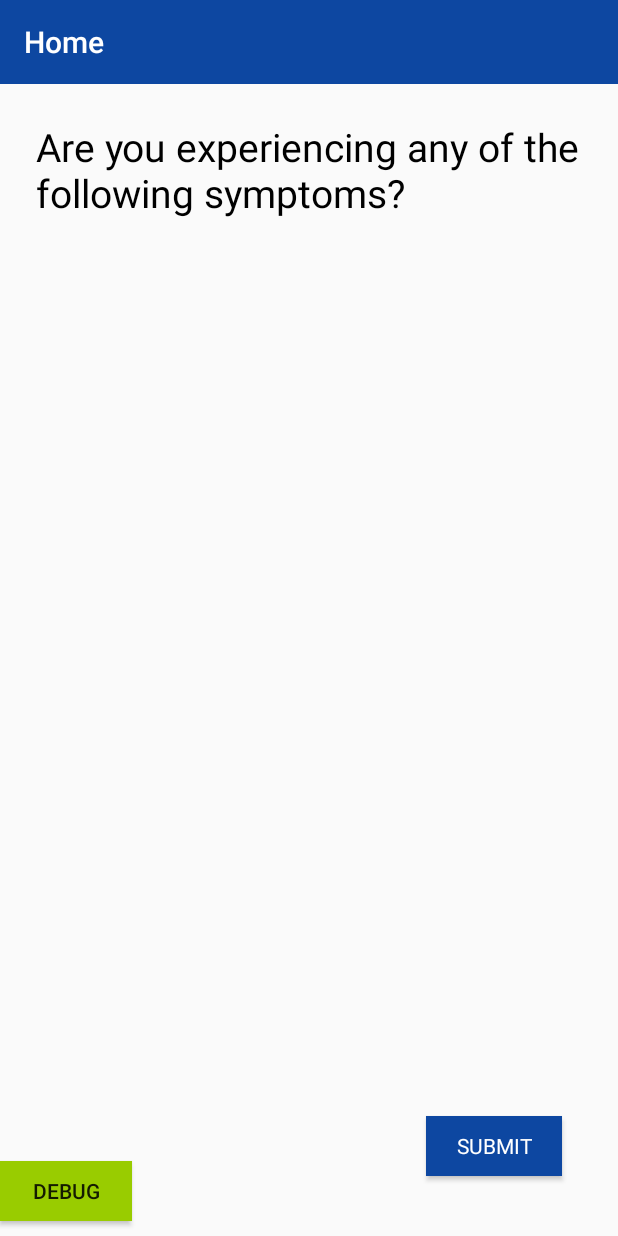
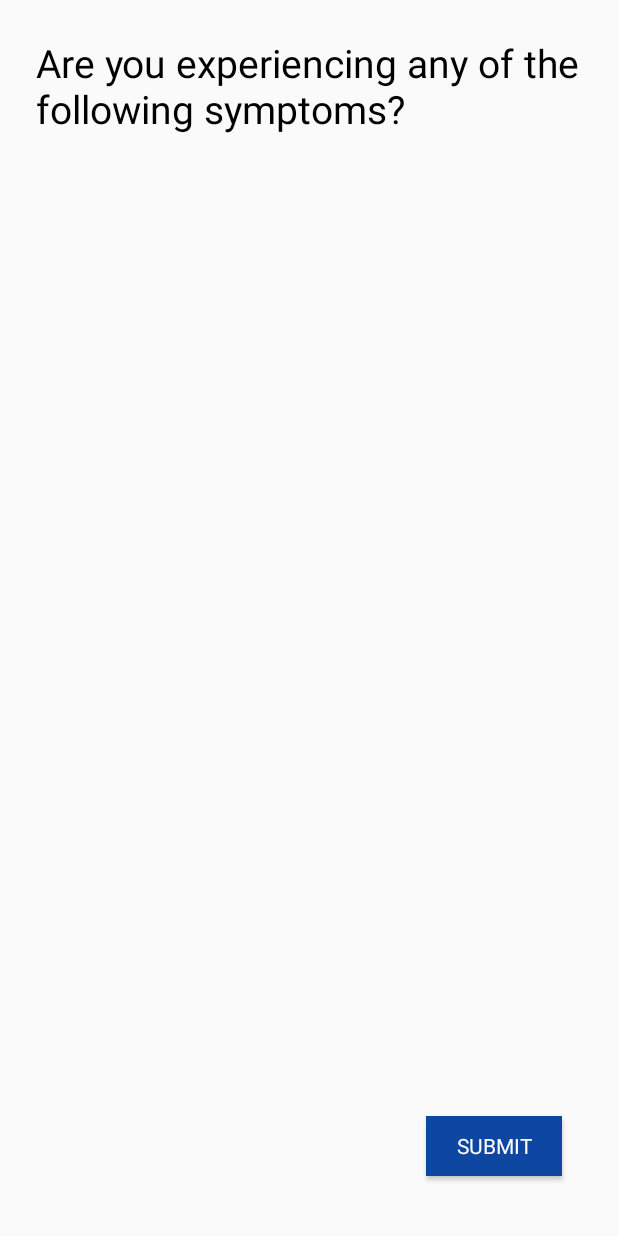
Before and after one commit to Co-Epi/app-android, an Android app: the screen it shows after launch (MainActivity), after a tap on "CHECK-IN", on a phone screen of 412 x 824 dp. Run offline under Robolectric (Android 15) with nearby library versions, the phone set to English and light mode, and no system bars; our stand-ins replace RxJava, data binding; libraries missing offline, so code that uses them is left out: com.livinglifetechway.quickpermissions_kotlin, io.realm, io.realm.kotlin; 10 statements that could not run were skipped.

Commit message:
Updated navigation to match existing patterns.

```diff
--- a/app/src/main/java/org/coepi/android/di/Modules.kt
+++ b/app/src/main/java/org/coepi/android/di/Modules.kt
@@ -23,7 +23,7 @@ import org.koin.androidx.viewmodel.dsl.viewModel
 import org.koin.dsl.module
 
 val viewModelModule = module {
-    viewModel { HomeViewModel() }
+    viewModel { HomeViewModel(get()) }
     viewModel { SymptomsViewModel(get()) }
     viewModel { SettingsViewModel() }
     viewModel { CENViewModel(get(), get()) }
--- a/app/src/main/java/org/coepi/android/ui/home/HomeFragment.kt
+++ b/app/src/main/java/org/coepi/android/ui/home/HomeFragment.kt
@@ -7,7 +7,6 @@ import android.view.View
 import android.view.ViewGroup
 import androidx.navigation.fragment.findNavController
 import org.coepi.android.databinding.FragmentHomeBinding.inflate
-import kotlinx.android.synthetic.main.fragment_home.*
 
 import org.coepi.android.R
 import org.koin.androidx.viewmodel.ext.android.viewModel
@@ -24,20 +23,4 @@ class HomeFragment : Fragment() {
         lifecycleOwner = viewLifecycleOwner
         vm = viewModel
     }.root
-
-    override fun onViewCreated(view: View, savedInstanceState: Bundle?) {
-        super.onViewCreated(view, savedInstanceState)
-
-
-        check_in.setOnClickListener {
-            val action = HomeFragmentDirections.actionHomeFragmentToCareFragment()
-
-            findNavController().navigate(action)
-        }
-
-        see_alerts.setOnClickListener {
-            // TODO: call nav action to contact alert fragment
-        }
-    }
-
 }
--- a/app/src/main/java/org/coepi/android/ui/home/HomeViewModel.kt
+++ b/app/src/main/java/org/coepi/android/ui/home/HomeViewModel.kt
@@ -4,8 +4,20 @@ import androidx.lifecycle.LiveData
 import androidx.lifecycle.ViewModel
 import io.reactivex.Observable
 import org.coepi.android.extensions.toLiveData
+import org.coepi.android.ui.symptoms.SymptomsFragmentDirections.Companion.actionGlobalSymptomsFragment
+import org.coepi.android.ui.navigation.NavigationCommand.ToDestination
+import org.coepi.android.ui.navigation.RootNavigation
 
-class HomeViewModel : ViewModel() {
+class HomeViewModel(private val rootNav: RootNavigation) : ViewModel() {
 
     val text: LiveData<String> = Observable.just("TODO Home").toLiveData()
+
+    fun onCheckInClick(){
+
+        rootNav.navigate(ToDestination(actionGlobalSymptomsFragment()))
+    }
+
+    fun onSeeAlertsClick(){
+
+    }
 }
--- a/app/src/main/res/layout/fragment_home.xml
+++ b/app/src/main/res/layout/fragment_home.xml
@@ -73,6 +73,7 @@
                     app:layout_constraintTop_toBottomOf="@id/my_health_description"
                     app:layout_constraintStart_toEndOf="@id/my_health_icon"
                     android:text="@string/home_my_health_card_check_in_button"
+                    android:onClick="@{() -> vm.onCheckInClick()}"
                     android:textAppearance="@style/card_view_link"
                     android:textColor="@color/colorAccent"
                     android:textStyle="bold"/>
@@ -129,6 +130,7 @@
                     android:layout_marginStart="19dp"
                     android:layout_marginTop="14dp"
                     android:text="@string/home_contact_alerts_card_see_alerts_button"
+                    android:onClick="@{() -> vm.onSeeAlertsClick()}"
                     android:textColor="@color/colorAccent"
                     android:textAppearance="@style/card_view_link"
                     android:textStyle="bold"/>
--- a/app/src/main/res/navigation/nav_graph_root.xml
+++ b/app/src/main/res/navigation/nav_graph_root.xml
@@ -32,5 +32,12 @@
         android:name="org.coepi.android.ui.debug.logs.LogsFragment"
         android:label="@string/label_fragment_logs"
         tools:layout="@layout/fragment_logs" />
+    <fragment
+        android:id="@+id/symptomsFragment"
+        android:name="org.coepi.android.ui.symptoms.SymptomsFragment"
+        android:label="SymptomsFragment" />
+    <action
+        android:id="@+id/action_global_symptomsFragment"
+        app:destination="@id/symptomsFragment" />
 
 </navigation>
```
